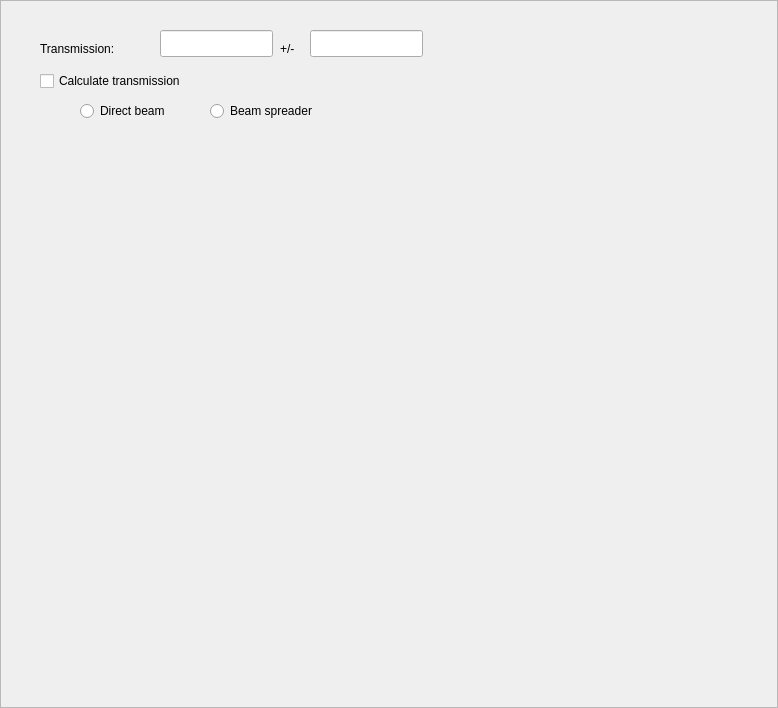
The window that Code/Mantid/Scripts/Interface/ui/hfir_transmission.ui (mantidproject/mantid) describes before a commit, drawn with Qt 5.
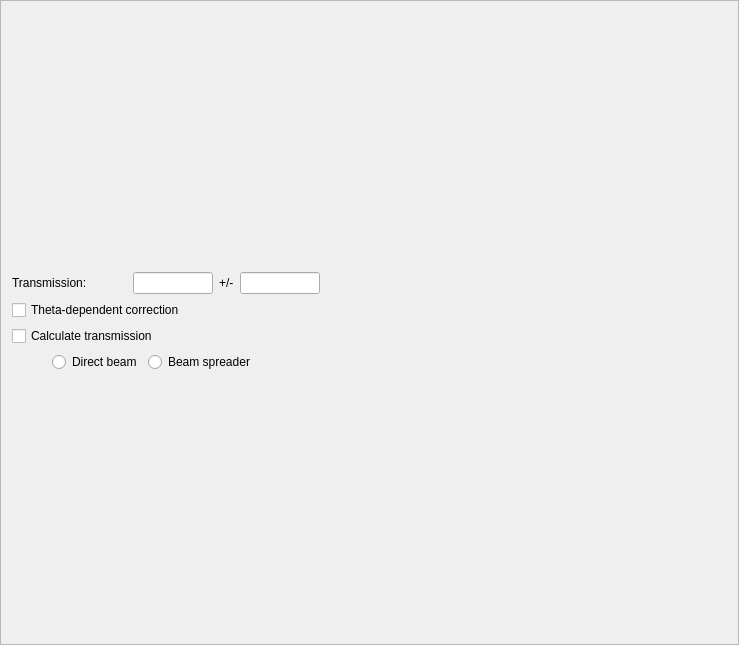
The same window after the commit.

Commit message: Added transmission corr option. Re #2399

The edit to the form file:
```diff
--- a/Code/Mantid/Scripts/Interface/ui/hfir_transmission.ui
+++ b/Code/Mantid/Scripts/Interface/ui/hfir_transmission.ui
@@ -6,8 +6,8 @@
    <rect>
     <x>0</x>
     <y>0</y>
-    <width>778</width>
-    <height>708</height>
+    <width>739</width>
+    <height>645</height>
    </rect>
   </property>
   <property name="windowTitle">
@@ -19,67 +19,21 @@
   <property name="frameShadow">
    <enum>QFrame::Raised</enum>
   </property>
-  <widget class="QLabel" name="label">
-   <property name="geometry">
-    <rect>
-     <x>40</x>
-     <y>40</y>
-     <width>101</width>
-     <height>17</height>
-    </rect>
-   </property>
-   <property name="text">
-    <string>Transmission:</string>
-   </property>
-  </widget>
-  <widget class="QLineEdit" name="transmission_edit">
-   <property name="geometry">
-    <rect>
-     <x>160</x>
-     <y>30</y>
-     <width>113</width>
-     <height>27</height>
-    </rect>
-   </property>
+  <layout class="QVBoxLayout" name="verticalLayout">
+   <item>
+    <layout class="QGridLayout" name="gridLayout">
+     <item row="1" column="0">
+      <widget class="QCheckBox" name="theta_dep_chk">
    <property name="toolTip">
-    <string>Sample transmission in %.</string>
-   </property>
-  </widget>
-  <widget class="QLabel" name="label_2">
-   <property name="geometry">
-    <rect>
-     <x>280</x>
-     <y>40</y>
-     <width>62</width>
-     <height>17</height>
-    </rect>
-   </property>
+        <string>Select to apply a theta-dependent transmission correction.</string>
+       </property>
    <property name="text">
-    <string>+/-</string>
-   </property>
-  </widget>
-  <widget class="QLineEdit" name="dtransmission_edit">
-   <property name="geometry">
-    <rect>
-     <x>310</x>
-     <y>30</y>
-     <width>113</width>
-     <height>27</height>
-    </rect>
-   </property>
-   <property name="toolTip">
-    <string>Uncertainty on the sample transmission.</string>
-   </property>
-  </widget>
+        <string>Theta-dependent correction</string>
+       </property>
+      </widget>
+     </item>
+     <item row="2" column="0">
   <widget class="QCheckBox" name="calculate_chk">
-   <property name="geometry">
-    <rect>
-     <x>40</x>
-     <y>70</y>
-     <width>191</width>
-     <height>22</height>
-    </rect>
-   </property>
    <property name="toolTip">
     <string>Select to let the reduction software calculate the transmission.</string>
    </property>
@@ -87,14 +41,32 @@
     <string>Calculate transmission</string>
    </property>
   </widget>
+     </item>
+     <item row="4" column="0">
+      <layout class="QHBoxLayout" name="horizontalLayout_2">
+       <item>
+        <spacer name="horizontalSpacer">
+         <property name="orientation">
+          <enum>Qt::Horizontal</enum>
+         </property>
+         <property name="sizeType">
+          <enum>QSizePolicy::Fixed</enum>
+         </property>
+         <property name="sizeHint" stdset="0">
+          <size>
+           <width>40</width>
+           <height>20</height>
+          </size>
+         </property>
+        </spacer>
+       </item>
+       <item>
   <widget class="QRadioButton" name="direct_beam_chk">
-   <property name="geometry">
-    <rect>
-     <x>80</x>
-     <y>100</y>
-     <width>109</width>
-     <height>22</height>
-    </rect>
+         <property name="sizePolicy">
+          <sizepolicy hsizetype="Fixed" vsizetype="Fixed">
+           <horstretch>0</horstretch>
+           <verstretch>0</verstretch>
+          </sizepolicy>
    </property>
    <property name="toolTip">
     <string>Select to use the direct beam method for transmission calculation.</string>
@@ -103,14 +75,14 @@
     <string>Direct beam</string>
    </property>
   </widget>
+       </item>
+       <item>
   <widget class="QRadioButton" name="beam_spreader_chk">
-   <property name="geometry">
-    <rect>
-     <x>210</x>
-     <y>100</y>
-     <width>141</width>
-     <height>22</height>
-    </rect>
+         <property name="sizePolicy">
+          <sizepolicy hsizetype="Fixed" vsizetype="Fixed">
+           <horstretch>0</horstretch>
+           <verstretch>0</verstretch>
+          </sizepolicy>
    </property>
    <property name="toolTip">
     <string>Select to use the beam spreader (glassy carbon) method for transmission calculation.</string>
@@ -119,17 +91,141 @@
     <string>Beam spreader</string>
    </property>
   </widget>
-  <widget class="QWidget" name="verticalLayoutWidget">
-   <property name="geometry">
-    <rect>
-     <x>30</x>
-     <y>130</y>
-     <width>671</width>
-     <height>251</height>
-    </rect>
-   </property>
+       </item>
+       <item>
+        <spacer name="horizontalSpacer_4">
+         <property name="orientation">
+          <enum>Qt::Horizontal</enum>
+         </property>
+         <property name="sizeHint" stdset="0">
+          <size>
+           <width>40</width>
+           <height>20</height>
+          </size>
+         </property>
+        </spacer>
+       </item>
+      </layout>
+     </item>
+     <item row="0" column="0">
+      <layout class="QHBoxLayout" name="horizontalLayout_3">
+       <item>
+        <layout class="QHBoxLayout" name="horizontalLayout">
+         <item>
+          <widget class="QLabel" name="label">
+           <property name="sizePolicy">
+            <sizepolicy hsizetype="Fixed" vsizetype="Preferred">
+             <horstretch>0</horstretch>
+             <verstretch>0</verstretch>
+            </sizepolicy>
+           </property>
+           <property name="text">
+            <string>Transmission:</string>
+           </property>
+          </widget>
+         </item>
+         <item>
+          <spacer name="horizontalSpacer_3">
+           <property name="orientation">
+            <enum>Qt::Horizontal</enum>
+           </property>
+           <property name="sizeType">
+            <enum>QSizePolicy::Fixed</enum>
+           </property>
+           <property name="sizeHint" stdset="0">
+            <size>
+             <width>40</width>
+             <height>20</height>
+            </size>
+           </property>
+          </spacer>
+         </item>
+         <item>
+          <widget class="QLineEdit" name="transmission_edit">
+           <property name="sizePolicy">
+            <sizepolicy hsizetype="Fixed" vsizetype="Fixed">
+             <horstretch>0</horstretch>
+             <verstretch>0</verstretch>
+            </sizepolicy>
+           </property>
+           <property name="minimumSize">
+            <size>
+             <width>80</width>
+             <height>0</height>
+            </size>
+           </property>
+           <property name="maximumSize">
+            <size>
+             <width>80</width>
+             <height>16777215</height>
+            </size>
+           </property>
+           <property name="toolTip">
+            <string>Sample transmission in %.</string>
+           </property>
+          </widget>
+         </item>
+         <item>
+          <widget class="QLabel" name="label_2">
+           <property name="sizePolicy">
+            <sizepolicy hsizetype="Fixed" vsizetype="Fixed">
+             <horstretch>0</horstretch>
+             <verstretch>0</verstretch>
+            </sizepolicy>
+           </property>
+           <property name="text">
+            <string>+/-</string>
+           </property>
+          </widget>
+         </item>
+         <item>
+          <widget class="QLineEdit" name="dtransmission_edit">
+           <property name="sizePolicy">
+            <sizepolicy hsizetype="Fixed" vsizetype="Fixed">
+             <horstretch>0</horstretch>
+             <verstretch>0</verstretch>
+            </sizepolicy>
+           </property>
+           <property name="minimumSize">
+            <size>
+             <width>80</width>
+             <height>0</height>
+            </size>
+           </property>
+           <property name="maximumSize">
+            <size>
+             <width>80</width>
+             <height>16777215</height>
+            </size>
+           </property>
+           <property name="toolTip">
+            <string>Uncertainty on the sample transmission.</string>
+           </property>
+          </widget>
+         </item>
+         <item>
+          <spacer name="horizontalSpacer_2">
+           <property name="orientation">
+            <enum>Qt::Horizontal</enum>
+           </property>
+           <property name="sizeHint" stdset="0">
+            <size>
+             <width>40</width>
+             <height>20</height>
+            </size>
+           </property>
+          </spacer>
+         </item>
+        </layout>
+       </item>
+      </layout>
+     </item>
+    </layout>
+   </item>
+   <item>
    <layout class="QVBoxLayout" name="widget_placeholder"/>
-  </widget>
+   </item>
+  </layout>
  </widget>
  <resources/>
  <connections/>
```
Lines whose indentation alone changed are shown as unchanged. The commit also changes 11 other files.
